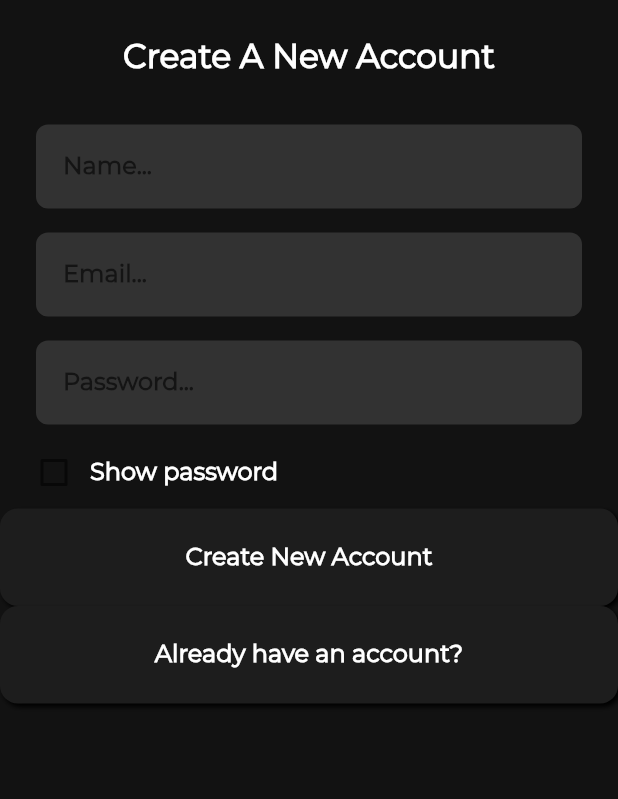
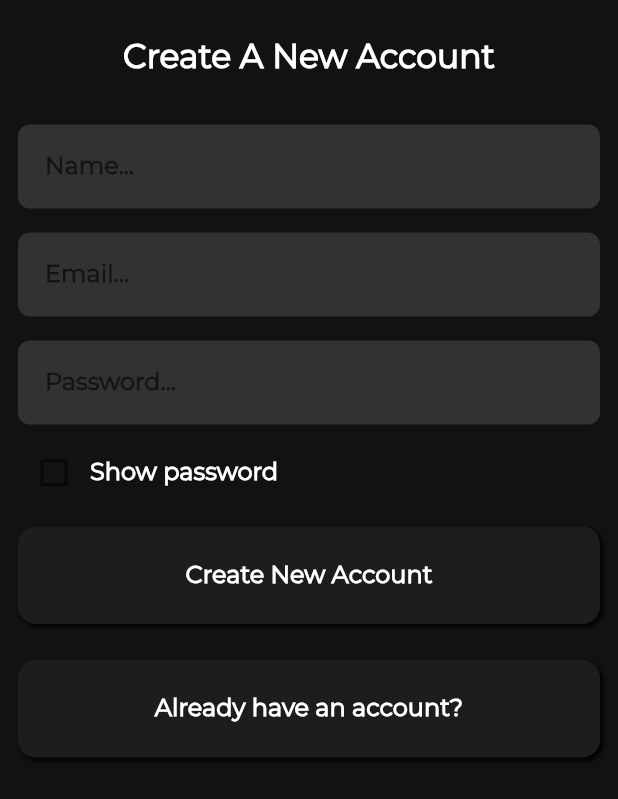
Before and after one commit to Alabhya268/Ecommerce_App, a Flutter app: the screen it shows after launch, after a tap on "Create New Account", on a phone screen of 412 x 824 dp. Shown: the top 799 px of the screen. Run offline on Flutter 3.47's test engine with Material 2 defaults, Android fonts, the phone set to English and light mode, and no system bars; our stand-ins replace cloud_firestore, firebase_auth, firebase_core; accounts and stored records are empty; project files that could hold a hidden picture were left out.

Commit message:
Added properties in customInput, CustomBtn

```diff
--- a/ecommerce_app/lib/screens/login_page.dart
+++ b/ecommerce_app/lib/screens/login_page.dart
@@ -118,11 +118,7 @@ class _LoginPageState extends State<LoginPage> {
                   _submitForm();
                 },
               ),
-              Padding(
-                padding: const EdgeInsets.symmetric(
-                  horizontal: 12,
-                ),
-                child: Row(
+              Row(
                 mainAxisAlignment: MainAxisAlignment.spaceBetween,
                 children: [
                   PasswordVisibilityCheckBox((value) {
@@ -132,7 +128,9 @@ class _LoginPageState extends State<LoginPage> {
                       },
                     );
                   }, _passwordVisibility),
-                    TextButton(
+                  Padding(
+                    padding: const EdgeInsets.symmetric(horizontal: 12),
+                    child: TextButton(
                       onPressed: () {
                         Navigator.push(
                           context,
@@ -148,10 +146,14 @@ class _LoginPageState extends State<LoginPage> {
                         style: Constants.homeProductCardPrice,
                       ),
                     ),
+                  ),
                 ],
               ),
+              CustomBtn(
+                padding: EdgeInsets.symmetric(
+                  horizontal: 12,
+                  vertical: 12
                 ),
-              CustomBtn(
                 text: 'Login',
                 onPressed: () {
                   _submitForm();
@@ -160,11 +162,11 @@ class _LoginPageState extends State<LoginPage> {
               ),
             ],
           ),
-          Padding(
-            padding: EdgeInsets.only(
-              bottom: 16,
+          CustomBtn(
+            padding: EdgeInsets.symmetric(
+              horizontal: 12,
+              vertical: 12,
             ),
-            child: CustomBtn(
             outlineBtn: true,
             text: 'Create New Account',
             onPressed: () {
@@ -178,7 +180,6 @@ class _LoginPageState extends State<LoginPage> {
               );
             },
           ),
-          ),
         ],
       ),
     );
--- a/ecommerce_app/lib/screens/product_page.dart
+++ b/ecommerce_app/lib/screens/product_page.dart
@@ -320,7 +320,7 @@ class _ProductPageState extends State<ProductPage> {
                       ),
                     ),
                     CustomBtn(
-                      padding: EdgeInsets.symmetric(vertical: 12),
+                      padding: EdgeInsets.only(bottom: 12, left: 24, right: 24),
                       text: 'Buy Now',
                     ),
                     Padding(
--- a/ecommerce_app/lib/screens/register_page.dart
+++ b/ecommerce_app/lib/screens/register_page.dart
@@ -140,6 +140,7 @@ class _RegisterPageState extends State<RegisterPage> {
                 ),
               ),
               CustomBtn(
+                padding: EdgeInsets.symmetric(horizontal: 12, vertical: 12),
                 text: 'Create New Account',
                 onPressed: () {
                   _submitForm();
@@ -148,17 +149,13 @@ class _RegisterPageState extends State<RegisterPage> {
               ),
             ],
           ),
-          Padding(
-            padding: EdgeInsets.only(
-              bottom: 16,
-            ),
-            child: CustomBtn(
-              outlineBtn: true,
-              text: 'Already have an account?',
-              onPressed: () {
-                Navigator.pop(context);
-              },
-            ),
+          CustomBtn(
+            padding: EdgeInsets.symmetric(horizontal: 12, vertical: 12),
+            outlineBtn: true,
+            text: 'Already have an account?',
+            onPressed: () {
+              Navigator.pop(context);
+            },
           ),
         ],
       ),
--- a/ecommerce_app/lib/screens/reset_password_page.dart
+++ b/ecommerce_app/lib/screens/reset_password_page.dart
@@ -42,6 +42,7 @@ class ResetPassword extends StatelessWidget {
             },
           ),
           CustomBtn(
+            padding: EdgeInsets.symmetric(horizontal: 12, vertical: 12),
             text: 'Continue',
             onPressed: () async {
               await _firebaseServices.emailExist(_email)
@@ -68,6 +69,7 @@ class ResetPassword extends StatelessWidget {
             },
           ),
           CustomBtn(
+            padding: EdgeInsets.symmetric(horizontal: 12, vertical: 12),
             text: 'Back',
             onPressed: () {
               Navigator.pop(context);
--- a/ecommerce_app/lib/widgets/custom_input.dart
+++ b/ecommerce_app/lib/widgets/custom_input.dart
@@ -10,8 +10,8 @@ class CustomInput extends StatelessWidget {
   final TextInputAction textInputAction;
   final bool isPasswordFeild;
   final TextInputType textInputType;
-  final double horizontalPadding;
   final TextEditingController textEditingController;
+  final EdgeInsets padding;
 
   const CustomInput({
     Key key,
@@ -22,17 +22,16 @@ class CustomInput extends StatelessWidget {
     this.textInputAction,
     this.isPasswordFeild,
     this.textInputType,
-    this.horizontalPadding,
     this.textEditingController,
-    this.validator,
+    this.validator, this.padding,
   }) : super(key: key);
 
   @override
   Widget build(BuildContext context) {
     return Container(
-      margin: EdgeInsets.symmetric(
+      margin: padding ?? EdgeInsets.symmetric(
         vertical: 8,
-        horizontal: horizontalPadding ?? 24,
+        horizontal: 12,
       ),
       decoration: BoxDecoration(
         borderRadius: BorderRadius.circular(8),
```
Also changed, not shown: ecommerce_app/lib/tabs/search_tab.dart (+4 -16 lines). Lines whose indentation alone changed are shown as unchanged.
